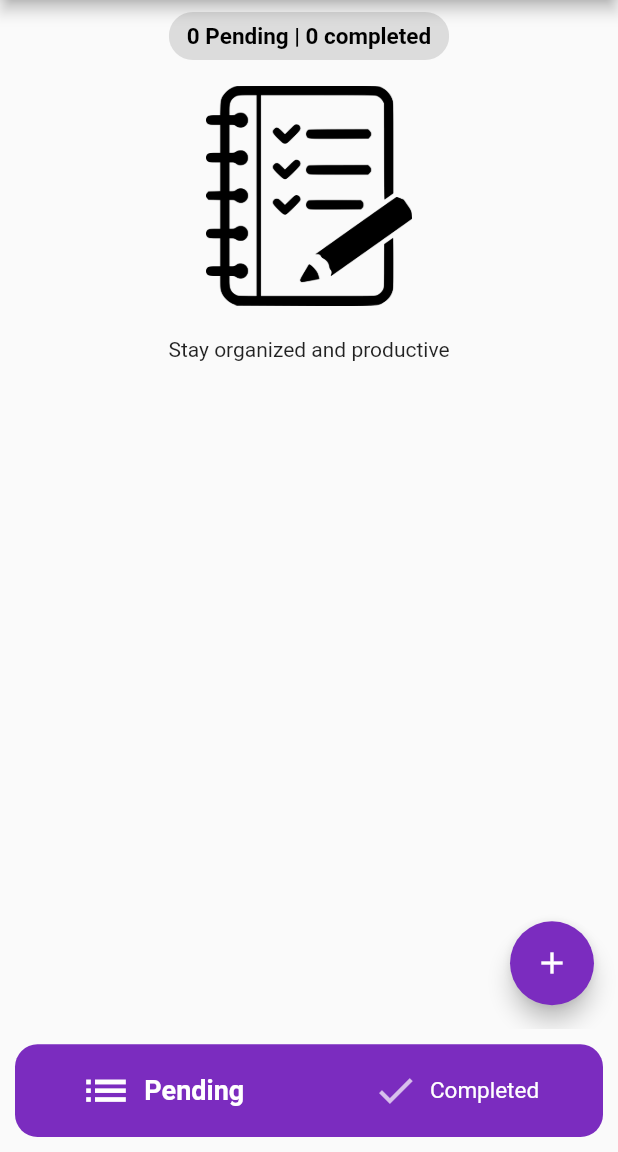
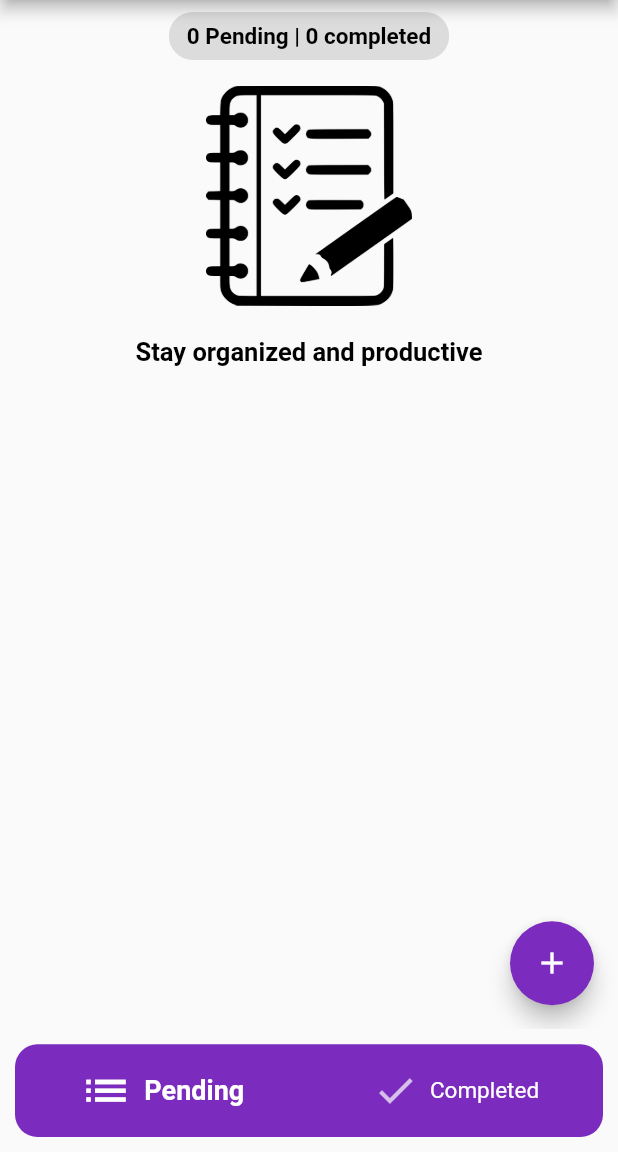
Before and after one commit to Silentcry16/todo_bloc2, a Flutter app: the screen it shows after launch, in the side drawer, after a tap on the "add" icon, on a phone screen of 412 x 824 dp, the part 84-1236 px from its top. Run offline on Flutter 3.47's test engine with Material 2 defaults, Android fonts, the phone set to English and light mode, and no system bars; our stand-ins replace equatable, flutter_bloc, get, google_fonts, hydrated_bloc.

Commit message:
splashScreen added

```diff
--- a/lib/blocs/task_bloc/tasks_event.dart
+++ b/lib/blocs/task_bloc/tasks_event.dart
@@ -43,6 +43,15 @@ class DeleteTaskEvent extends TasksEvent {
   List<Object> get props => [task];
 }
 
+//Delete selected tasks from RemovedList!!
+class SetalarmEvent extends TasksEvent {
+  final Task task;
+
+  const SetalarmEvent({required this.task});
+  @override
+  List<Object> get props => [task];
+}
+
 // //Adds a task to favoriteTasks list!!
 // class IsfavoriteTaskEvent extends TasksEvent {
 //   final Task task;
--- a/lib/gen/assets.gen.dart
+++ b/lib/gen/assets.gen.dart
@@ -30,9 +30,12 @@ class $AssetsImagesGen {
   AssetGenImage get notepadDarkmode =>
       const AssetGenImage('assets/images/notepad_darkmode.png');
 
+  /// File path: assets/images/splash.png
+  AssetGenImage get splash => const AssetGenImage('assets/images/splash.png');
+
   /// List of all assets
   List<AssetGenImage> get values =>
-      [add, addItem, emptyNote, notepad, notepadDarkmode];
+      [add, addItem, emptyNote, notepad, notepadDarkmode, splash];
 }
 
 class Assets {
--- a/lib/main.dart
+++ b/lib/main.dart
@@ -1,5 +1,6 @@
 import 'package:path_provider/path_provider.dart';
 import 'package:todo_bloc2/screens/home_screen.dart';
+import 'package:todo_bloc2/screens/splash_screen.dart';
 import 'package:todo_bloc2/services/app_router.dart';
 import 'package:flutter/material.dart';
 import 'package:todo_bloc2/services/app_theme.dart';
@@ -37,7 +38,7 @@ class MyApp extends StatelessWidget {
             theme: state.switchValue
                 ? AppThemes.AppThemeData[AppTheme.darkTheme]
                 : AppThemes.AppThemeData[AppTheme.lightTheme],
-            home: const HomeScreen(),
+            home: const SplashScreen(),
             onGenerateRoute: appRouter.onGenerateRoute,
           );
         },
--- a/lib/screens/task_screen.dart
+++ b/lib/screens/pending_screen.dart
@@ -1,22 +1,23 @@
 import 'package:flutter/material.dart';
 import 'package:todo_bloc2/gen/assets.gen.dart';
 import 'package:todo_bloc2/models/task.dart';
+import 'package:todo_bloc2/widgets/app_text.dart';
 import 'package:todo_bloc2/widgets/task_counter.dart';
 
 import '../blocs/bloc_exports.dart';
 import '../widgets/add_task_screen.dart';
 import '../widgets/task_list.dart';
 
-class TaskScreen extends StatefulWidget {
-  TaskScreen({super.key});
+class PendingScreen extends StatefulWidget {
+  PendingScreen({super.key});
 
   static const id = 'task_screen';
 
   @override
-  State<TaskScreen> createState() => _TaskScreenState();
+  State<PendingScreen> createState() => _PendingScreenState();
 }
 
-class _TaskScreenState extends State<TaskScreen> {
+class _PendingScreenState extends State<PendingScreen> {
   void _addTask(BuildContext context) {
     showModalBottomSheet(
       context: context,
@@ -40,6 +41,8 @@ class _TaskScreenState extends State<TaskScreen> {
     return BlocBuilder<TasksBloc, TasksState>(
       builder: (context, state) {
         List<Task> taskList = state.pendingTasks;
+        return BlocBuilder<SwitchBloc, SwitchState>(
+          builder: (context, state2) {
             return Scaffold(
               body: Column(
                 children: [
@@ -73,7 +76,14 @@ class _TaskScreenState extends State<TaskScreen> {
                               const SizedBox(
                                 height: 12,
                               ),
-                          const Text('Stay organized and productive'),
+                              AppText(
+                                text: 'Stay organized and productive',
+                                weight: FontWeight.bold,
+                                size: 17,
+                                color: state2.switchValue
+                                    ? Colors.white
+                                    : Colors.black,
+                              ),
                               const Expanded(child: SizedBox.shrink()),
                             ],
                           ),
@@ -85,7 +95,10 @@ class _TaskScreenState extends State<TaskScreen> {
               ),
               //opens the BottomSheet to add a new task
               floatingActionButton: FloatingActionButton(
-              onPressed: () => _addTask(context), child: const Icon(Icons.add)),
+                  onPressed: () => _addTask(context),
+                  child: const Icon(Icons.add)),
+            );
+          },
         );
       },
     );
--- /dev/null
+++ b/lib/screens/splash_screen.dart
@@ -0,0 +1,29 @@
+import 'package:flutter/material.dart';
+import 'package:todo_bloc2/gen/assets.gen.dart';
+import 'package:todo_bloc2/screens/home_screen.dart';
+
+class SplashScreen extends StatefulWidget {
+  const SplashScreen({super.key});
+
+  @override
+  State<SplashScreen> createState() => _SplashScreenState();
+}
+
+class _SplashScreenState extends State<SplashScreen> {
+  @override
+  void initState() {
+    // TODO: implement initState
+    super.initState();
+    Future.delayed(const Duration(seconds: 3)).then(
+        (value) => Navigator.pushReplacementNamed(context, HomeScreen.id));
+  }
+
+  @override
+  Widget build(BuildContext context) {
+    return Scaffold(
+      body: Center(
+        child: Image.asset(Assets.images.splash.path),
+      ),
+    );
+  }
+}
--- a/lib/widgets/custom_navigation_bar.dart
+++ b/lib/widgets/custom_navigation_bar.dart
@@ -33,7 +33,7 @@ class _CustomNavigationBarState extends State<CustomNavigationBar> {
                 child: TextButton.icon(
                     label: AppText(
                       text: 'Pending',
-                      color: state.switchValue ? Colors.black : Colors.white,
+                      color: Colors.white,
                       size: widget.currentIndex == BottomNavIndex.tasksIndex
                           ? 18
                           : 15,
@@ -63,7 +63,7 @@ class _CustomNavigationBarState extends State<CustomNavigationBar> {
                 child: TextButton.icon(
                     label: AppText(
                       text: 'Completed',
-                      color: state.switchValue ? Colors.black : Colors.white,
+                      color: Colors.white,
                       size: widget.currentIndex == BottomNavIndex.completedIndex
                           ? 18
                           : 15,
--- a/lib/widgets/home_screen_contents.dart
+++ b/lib/widgets/home_screen_contents.dart
@@ -1,7 +1,7 @@
 import 'package:flutter/material.dart';
 
 import '../screens/completed_tasks_screen.dart';
-import '../screens/task_screen.dart';
+import '../screens/pending_screen.dart';
 
 class HomeScreenContents extends StatelessWidget {
   const HomeScreenContents({
@@ -32,7 +32,7 @@ class HomeScreenContents extends StatelessWidget {
                 Navigator(
                   key: _taskScreenKey,
                   onGenerateRoute: (settings) =>
-                      MaterialPageRoute(builder: (context) => TaskScreen()),
+                      MaterialPageRoute(builder: (context) => PendingScreen()),
                 ),
                 Navigator(
                   key: _completedScreenKey,
```
Also changed, not shown: lib/blocs/task_bloc/tasks_bloc.dart (+13 -0 lines), lib/blocs/task_bloc/tasks_state.dart (+9 -9 lines), lib/widgets/add_task_screen.dart (+21 -3 lines), lib/widgets/list_item.dart (+14 -4 lines), lib/widgets/pop_up_menu.dart (+27 -12 lines), assets/images/splash.png (added). Lines whose indentation alone changed are shown as unchanged.
